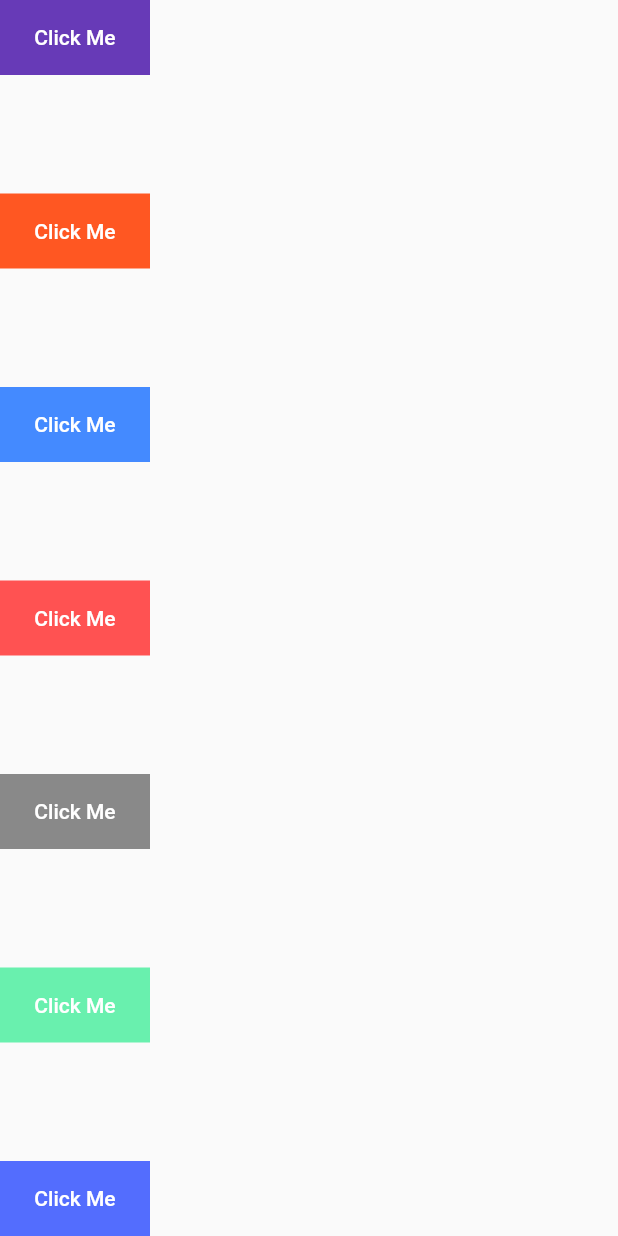
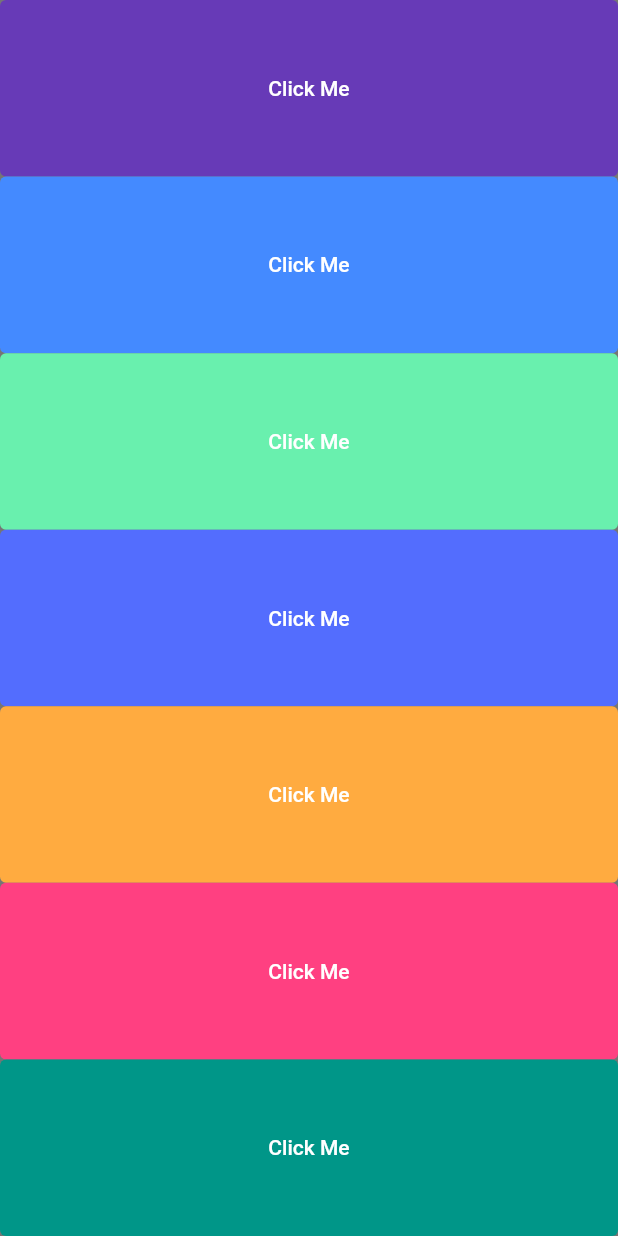
Before and after one commit to Oyebliss/oye_xylophone, a Flutter app: the screen it shows after launch, after a tap on "Click Me", on a phone screen of 412 x 824 dp. Run offline on Flutter 3.47's test engine with Material 3 defaults, Android fonts, the phone set to English and light mode, and no system bars; our stand-ins replace audioplayers.

Commit message:
Added colors, functionality, and text

```diff
--- a/lib/main.dart
+++ b/lib/main.dart
@@ -6,6 +6,28 @@ void main() {
 }
 
 class MyApp extends StatelessWidget {
+  void playSound(int soundNumber) {
+    final player = AudioPlayer();
+    player.play(
+      AssetSource('note$soundNumber.wav'),
+    );
+  }
+
+  Expanded buildKey({required Color color, required int soundNumber}) {
+    return Expanded(
+      child: TextButton(
+        style: TextButton.styleFrom(backgroundColor: color),
+        onPressed: () async {
+          playSound(soundNumber);
+        },
+        child: const Text(
+          'Click Me',
+          style: TextStyle(color: Colors.white),
+        ),
+      ),
+    );
+  }
+
   const MyApp({super.key});
 
   @override
@@ -14,131 +36,18 @@ class MyApp extends StatelessWidget {
       debugShowCheckedModeBanner: false,
       theme: ThemeData(useMaterial3: false),
       home: Scaffold(
+        backgroundColor: Colors.black54,
         body: SafeArea(
           child: Column(
-            mainAxisAlignment: MainAxisAlignment.spaceBetween,
+            crossAxisAlignment: CrossAxisAlignment.stretch,
             children: [
-              Container(
-                width: 100,
-                height: 50,
-                color: Colors.deepPurple,
-                child: TextButton(
-                  style:
-                      TextButton.styleFrom(backgroundColor: Colors.deepPurple),
-                  onPressed: () async {
-                    final player = AudioPlayer();
-                    player.play(
-                      AssetSource('note1.wav'),
-                    );
-                  },
-                  child: const Text(
-                    'Click Me',
-                    style: TextStyle(color: Colors.white),
-                  ),
-                ),
-              ),
-              Container(
-                width: 100,
-                height: 50,
-                color: Colors.deepOrange,
-                child: TextButton(
-                  onPressed: () async {
-                    final player = AudioPlayer();
-                    player.play(
-                      AssetSource('note2.wav'),
-                    );
-                  },
-                  child: const Text(
-                    'Click Me',
-                    style: TextStyle(color: Colors.white),
-                  ),
-                ),
-              ),
-              Container(
-                width: 100,
-                height: 50,
-                color: Colors.blueAccent,
-                child: TextButton(
-                  onPressed: () async {
-                    final player = AudioPlayer();
-                    player.play(
-                      AssetSource('note3.wav'),
-                    );
-                  },
-                  child: const Text(
-                    'Click Me',
-                    style: TextStyle(color: Colors.white),
-                  ),
-                ),
-              ),
-              Container(
-                width: 100,
-                height: 50,
-                color: Colors.redAccent,
-                child: TextButton(
-                  onPressed: () async {
-                    final player = AudioPlayer();
-                    player.play(
-                      AssetSource('note4.wav'),
-                    );
-                  },
-                  child: const Text(
-                    'Click Me',
-                    style: TextStyle(color: Colors.white),
-                  ),
-                ),
-              ),
-              Container(
-                width: 100,
-                height: 50,
-                color: Colors.black45,
-                child: TextButton(
-                  onPressed: () async {
-                    final player = AudioPlayer();
-                    player.play(
-                      AssetSource('note5.wav'),
-                    );
-                  },
-                  child: const Text(
-                    'Click Me',
-                    style: TextStyle(color: Colors.white),
-                  ),
-                ),
-              ),
-              Container(
-                width: 100,
-                height: 50,
-                color: Colors.greenAccent,
-                child: TextButton(
-                  onPressed: () async {
-                    final player = AudioPlayer();
-                    player.play(
-                      AssetSource('note6.wav'),
-                    );
-                  },
-                  child: const Text(
-                    'Click Me',
-                    style: TextStyle(color: Colors.white),
-                  ),
-                ),
-              ),
-              Container(
-                width: 100,
-                height: 50,
-                color: Colors.indigoAccent,
-                child: TextButton(
-                  onPressed: () async {
-                    final player = AudioPlayer();
-                    player.play(
-                      AssetSource('note7.wav'),
-                    );
-                  },
-                  child: const Text(
-                    'Click Me',
-                    style: TextStyle(color: Colors.white),
-                  ),
-                ),
-              ),
+              buildKey(color: Colors.deepPurple, soundNumber: 1),
+              buildKey(color: Colors.blueAccent, soundNumber: 2),
+              buildKey(color: Colors.greenAccent, soundNumber: 3),
+              buildKey(color: Colors.indigoAccent, soundNumber: 4),
+              buildKey(color: Colors.orangeAccent, soundNumber: 5),
+              buildKey(color: Colors.pinkAccent, soundNumber: 6),
+              buildKey(color: Colors.teal, soundNumber: 7),
             ],
           ),
         ),
```
